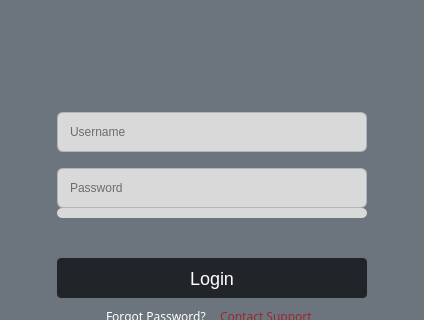
This is loginwindow.ui in Likithanaidu07/qt as Qt 5 draws it before an edit; both pictures show x 0 to 424 and y 143 to 463 of the 424 by 665 pixel window. The edited form follows.
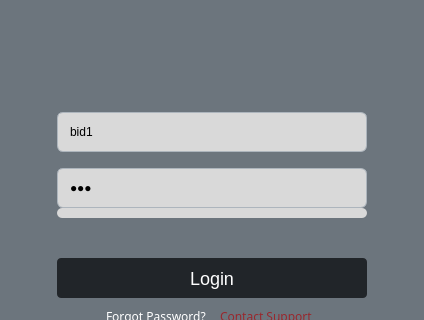
This is the edited form.

```diff
--- a/loginwindow.ui
+++ b/loginwindow.ui
@@ -170,7 +170,7 @@
 }</string>
      </property>
      <property name="text">
-      <string/>
+      <string>123</string>
      </property>
      <property name="echoMode">
       <enum>QLineEdit::Password</enum>
@@ -341,7 +341,7 @@
 }</string>
      </property>
      <property name="text">
-      <string/>
+      <string>bid1</string>
      </property>
      <property name="placeholderText">
       <string>Username</string>
```
